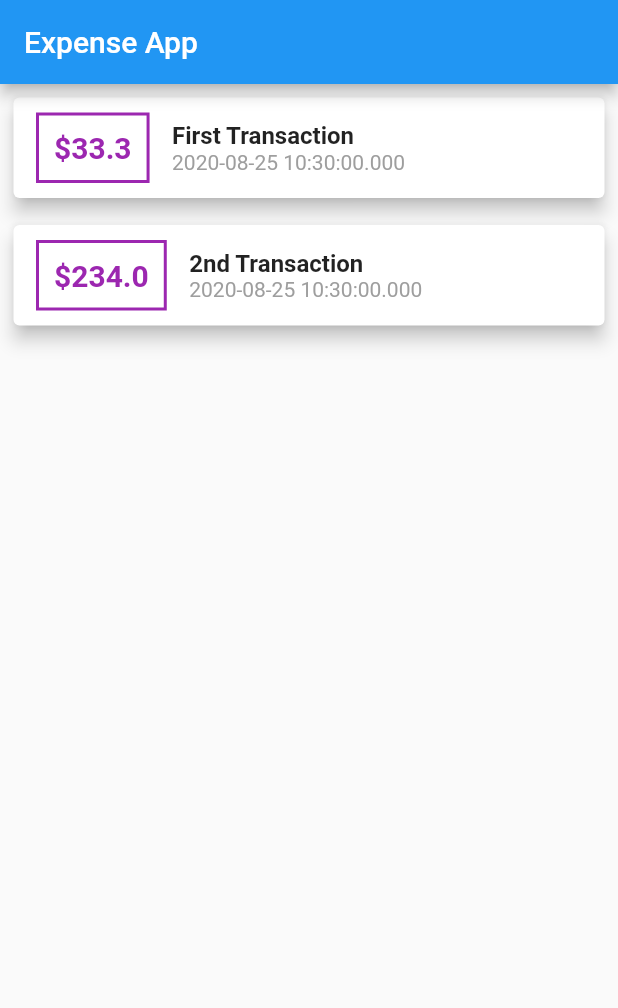
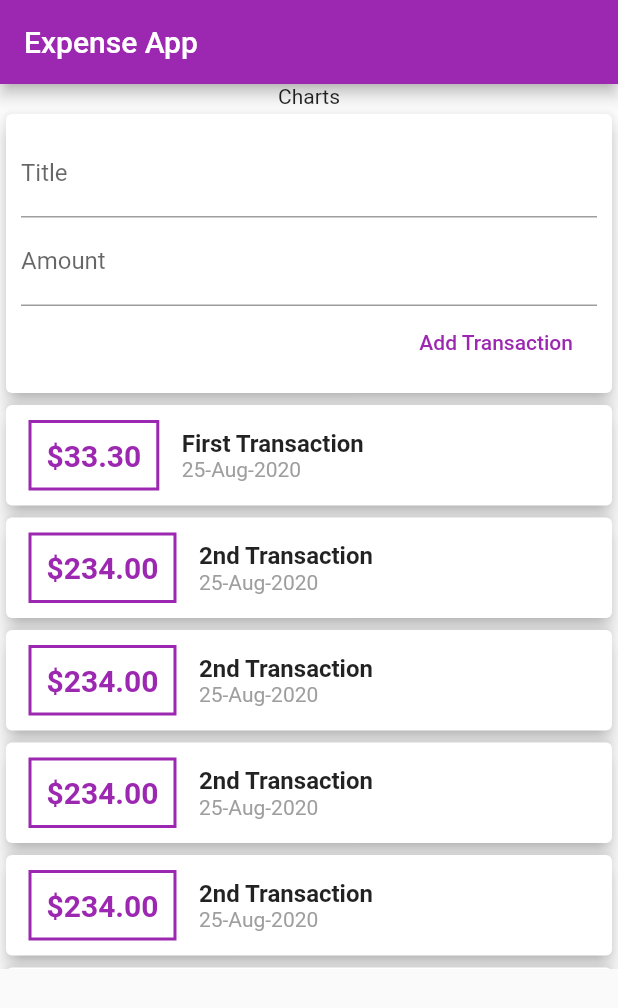
Before and after one commit to ahsanz024/expense_app, a Flutter app: the screen it shows after launch, on a phone screen of 412 x 824 dp. Shown: the top 1008 px of the screen. Run offline on Flutter 3.47's test engine with Material 2 defaults, Android fonts, the phone set to English and light mode, and no system bars.

Commit message:
fix lists

```diff
--- a/lib/main.dart
+++ b/lib/main.dart
@@ -1,86 +1,38 @@
 import 'package:flutter/material.dart';
 
-import './transaction.dart';
+import './widgets/user_transactions.dart';
 
 void main() {
   runApp(HomePage());
 }
 
 class HomePage extends StatelessWidget {
-  final List<Transaction> transactions = [
-    Transaction(
-        id: 'TU-1',
-        amount: 33.3,
-        date: DateTime.now(),
-        title: "First Transaction"),
-    Transaction(
-        id: 'TU-2',
-        amount: 234,
-        date: DateTime.now(),
-        title: "2nd Transaction"),
-  ];
+  String amountText;
+  String titleText;
 
   @override
   Widget build(BuildContext context) {
+    ThemeData themeData = ThemeData(
+      primaryColor: Colors.purple,
+    );
+
     return MaterialApp(
+      theme: themeData,
+      themeMode: ThemeMode.dark,
       home: Scaffold(
           appBar: AppBar(
             title: Text("Expense App"),
           ),
-        body: Column(
-          children: transactions.map((tx) {
-            return Container(
-              padding: EdgeInsets.all(5),
-              width: double.infinity,
-              child: Card(
-                child: Row(
-                  mainAxisAlignment: MainAxisAlignment.start,
+          body: SingleChildScrollView(
+            child: Column(
               children: [
                 Container(
-                      margin: EdgeInsets.symmetric(
-                        vertical: 10,
-                        horizontal: 15,
+                  child: Text("Charts"),
                 ),
-                      decoration: BoxDecoration(
-                          border: Border.all(
-                        color: Colors.purple,
-                        width: 2,
-                      )),
-                      child: Text(
-                        "\$${tx.amount}",
-                        style: TextStyle(
-                          fontSize: 20,
-                          fontWeight: FontWeight.bold,
-                          color: Colors.purple,
-                        ),
-                      ),
-                      padding: EdgeInsets.all(10),
-                    ),
-                    Column(
-                      children: [
-                        Text(
-                          tx.title,
-                          style: TextStyle(
-                            fontSize: 16,
-                            fontWeight: FontWeight.bold,
-                          ),
-                        ),
-                        Text(
-                          tx.date.toLocal().toString(),
-                          style: TextStyle(
-                            color: Colors.grey,
-                          ),
-                        ),
-                      ],
-                      crossAxisAlignment: CrossAxisAlignment.start,
-                    )
+                UserTransactions(),
               ],
             ),
-                elevation: 5,
-              ),
-            );
-          }).toList(),
-        ),
+          )
           // floatingActionButton: FloatingActionButton(
           //   onPressed: () => print("FAB Pressed"),
           //   child: Text(
--- /dev/null
+++ b/lib/widgets/new_transaction.dart
@@ -0,0 +1,47 @@
+import 'package:flutter/material.dart';
+import 'package:flutter/services.dart';
+
+class NewTransacation extends StatelessWidget {
+  final TextEditingController titleController = TextEditingController();
+  final TextEditingController amountController = TextEditingController();
+
+  final Function addTx;
+
+  NewTransacation(this.addTx);
+
+  @override
+  Widget build(BuildContext context) {
+    void submit() {
+      double amount = double.parse(amountController.text);
+      addTx(titleController.text, amount);
+    }
+
+    return Card(
+      elevation: 5,
+      child: Container(
+        padding: EdgeInsets.all(10),
+        child: Column(
+          crossAxisAlignment: CrossAxisAlignment.end,
+          children: [
+            TextField(
+              decoration: InputDecoration(labelText: 'Title'),
+              controller: titleController,
+              onSubmitted: (_) => submit(),
+            ),
+            TextField(
+              decoration: InputDecoration(labelText: 'Amount'),
+              keyboardType: TextInputType.number,
+              controller: amountController,
+              onSubmitted: (_) => submit(),
+            ),
+            FlatButton(
+              onPressed: submit,
+              child: Text("Add Transaction"),
+              textColor: Colors.purple,
+            )
+          ],
+        ),
+      ),
+    );
+  }
+}
--- /dev/null
+++ b/lib/widgets/transaction_list.dart
@@ -0,0 +1,70 @@
+import 'package:flutter/material.dart';
+import 'package:intl/intl.dart';
+
+import '../models/transaction.dart';
+
+class TransactionList extends StatelessWidget {
+  final List<Transaction> _transactions;
+
+  TransactionList(this._transactions);
+
+  @override
+  Widget build(BuildContext context) {
+    return Container(
+      // color: Colors.grey,
+      height: 380,
+      child: ListView.builder(
+        itemCount: _transactions.length,
+        itemBuilder: (_, index) {
+          return Card(
+            child: Row(
+              mainAxisAlignment: MainAxisAlignment.start,
+              children: [
+                Container(
+                  margin: EdgeInsets.symmetric(
+                    vertical: 10,
+                    horizontal: 15,
+                  ),
+                  decoration: BoxDecoration(
+                      border: Border.all(
+                    color: Colors.purple,
+                    width: 2,
+                  )),
+                  child: Text(
+                    "\$${_transactions[index].amount.toStringAsFixed(2)}",
+                    style: TextStyle(
+                      fontSize: 20,
+                      fontWeight: FontWeight.bold,
+                      color: Colors.purple,
+                    ),
+                  ),
+                  padding: EdgeInsets.all(10),
+                ),
+                Column(
+                  children: [
+                    Text(
+                      _transactions[index].title,
+                      style: TextStyle(
+                        fontSize: 16,
+                        fontWeight: FontWeight.bold,
+                      ),
+                    ),
+                    Text(
+                      DateFormat('dd-MMM-yyyy')
+                          .format(_transactions[index].date),
+                      style: TextStyle(
+                        color: Colors.grey,
+                      ),
+                    ),
+                  ],
+                  crossAxisAlignment: CrossAxisAlignment.start,
+                )
+              ],
+            ),
+            elevation: 5,
+          );
+        },
+      ),
+    );
+  }
+}
--- /dev/null
+++ b/lib/widgets/user_transactions.dart
@@ -0,0 +1,66 @@
+import 'package:expense_app/widgets/new_transaction.dart';
+import 'package:expense_app/widgets/transaction_list.dart';
+import 'package:flutter/material.dart';
+
+import '../models/transaction.dart';
+
+class UserTransactions extends StatefulWidget {
+  @override
+  _UserTransactionsState createState() => _UserTransactionsState();
+}
+
+class _UserTransactionsState extends State<UserTransactions> {
+  final List<Transaction> _transactions = [
+    Transaction(
+        id: 'TU-1',
+        amount: 33.3,
+        date: DateTime.now(),
+        title: "First Transaction"),
+    Transaction(
+        id: 'TU-2',
+        amount: 234,
+        date: DateTime.now(),
+        title: "2nd Transaction"),
+    Transaction(
+        id: 'TU-2',
+        amount: 234,
+        date: DateTime.now(),
+        title: "2nd Transaction"),
+    Transaction(
+        id: 'TU-2',
+        amount: 234,
+        date: DateTime.now(),
+        title: "2nd Transaction"),
+    Transaction(
+        id: 'TU-2',
+        amount: 234,
+        date: DateTime.now(),
+        title: "2nd Transaction"),
+    Transaction(
+        id: 'TU-2',
+        amount: 234,
+        date: DateTime.now(),
+        title: "2nd Transaction"),
+  ];
+
+  void _addTransaction(String title, double amount) {
+    final newTx = Transaction(
+        id: "${_transactions.length}",
+        title: title,
+        date: DateTime.now(),
+        amount: amount);
+    setState(() {
+      _transactions.add(newTx);
+    });
+  }
+
+  @override
+  Widget build(BuildContext context) {
+    return Column(
+      children: [
+        NewTransacation(_addTransaction),
+        TransactionList(_transactions),
+      ],
+    );
+  }
+}
```
Also changed, not shown: lib/models/transaction.dart (renamed from lib/transaction.dart). Lines whose indentation alone changed are shown as unchanged.
